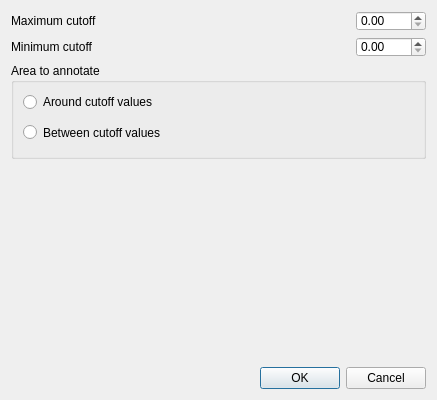
The window that src/corelibs/U2View/src/ov_sequence/ui/SaveGraphCutoffsDialog.ui (violethaze74/ugene) describes before a commit, drawn with Qt 5.
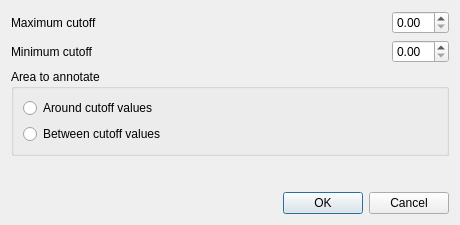
The same window after the commit.

Commit message: UGENE-3280 Invalid layout of "Save Graph Cutoffs as Annotations" dialog

The edit to the form file:
```diff
--- a/src/corelibs/U2View/src/ov_sequence/ui/SaveGraphCutoffsDialog.ui
+++ b/src/corelibs/U2View/src/ov_sequence/ui/SaveGraphCutoffsDialog.ui
@@ -6,16 +6,10 @@
    <rect>
     <x>0</x>
     <y>0</y>
-    <width>437</width>
-    <height>400</height>
+    <width>460</width>
+    <height>225</height>
    </rect>
   </property>
-  <property name="minimumSize">
-   <size>
-    <width>437</width>
-    <height>400</height>
-   </size>
-  </property>
   <property name="windowTitle">
    <string>Save Graph Cutoffs as Annotations</string>
   </property>
@@ -41,12 +35,6 @@
        <verstretch>0</verstretch>
       </sizepolicy>
      </property>
-     <property name="maximumSize">
-      <size>
-       <width>102</width>
-       <height>20</height>
-      </size>
-     </property>
     </widget>
    </item>
    <item row="2" column="0" colspan="4">
@@ -57,12 +45,6 @@
        <verstretch>0</verstretch>
       </sizepolicy>
      </property>
-     <property name="minimumSize">
-      <size>
-       <width>0</width>
-       <height>93</height>
-      </size>
-     </property>
      <property name="title">
       <string>Area to annotate</string>
      </property>
@@ -75,12 +57,6 @@
           <verstretch>0</verstretch>
          </sizepolicy>
         </property>
-        <property name="minimumSize">
-         <size>
-          <width>131</width>
-          <height>18</height>
-         </size>
-        </property>
         <property name="text">
          <string>Around cutoff values</string>
         </property>
@@ -94,12 +70,6 @@
           <verstretch>0</verstretch>
          </sizepolicy>
         </property>
-        <property name="minimumSize">
-         <size>
-          <width>131</width>
-          <height>29</height>
-         </size>
-        </property>
         <property name="text">
          <string>Between cutoff values</string>
         </property>
@@ -116,12 +86,6 @@
        <verstretch>0</verstretch>
       </sizepolicy>
      </property>
-     <property name="minimumSize">
-      <size>
-       <width>0</width>
-       <height>0</height>
-      </size>
-     </property>
     </widget>
    </item>
    <item row="0" column="3">
@@ -132,12 +96,6 @@
        <verstretch>0</verstretch>
       </sizepolicy>
      </property>
-     <property name="maximumSize">
-      <size>
-       <width>102</width>
-       <height>20</height>
-      </size>
-     </property>
     </widget>
    </item>
    <item row="0" column="1" colspan="2">
```
The commit also changes 1 other file.
